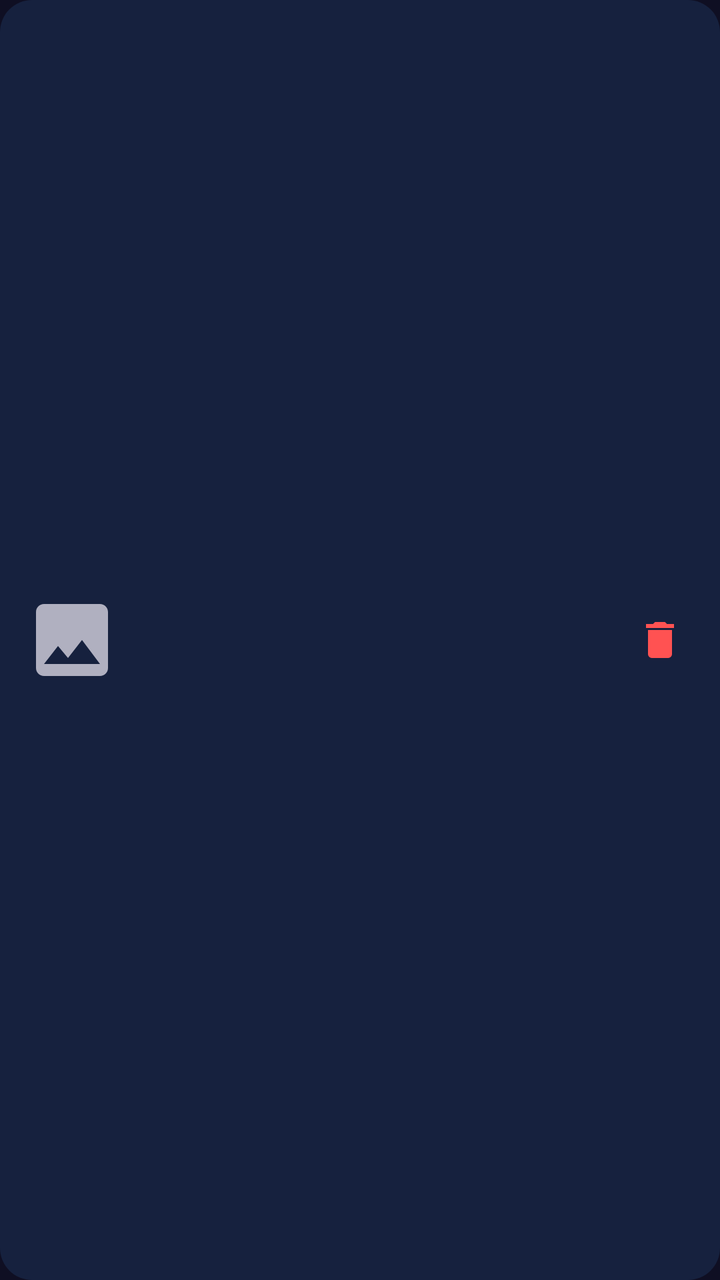
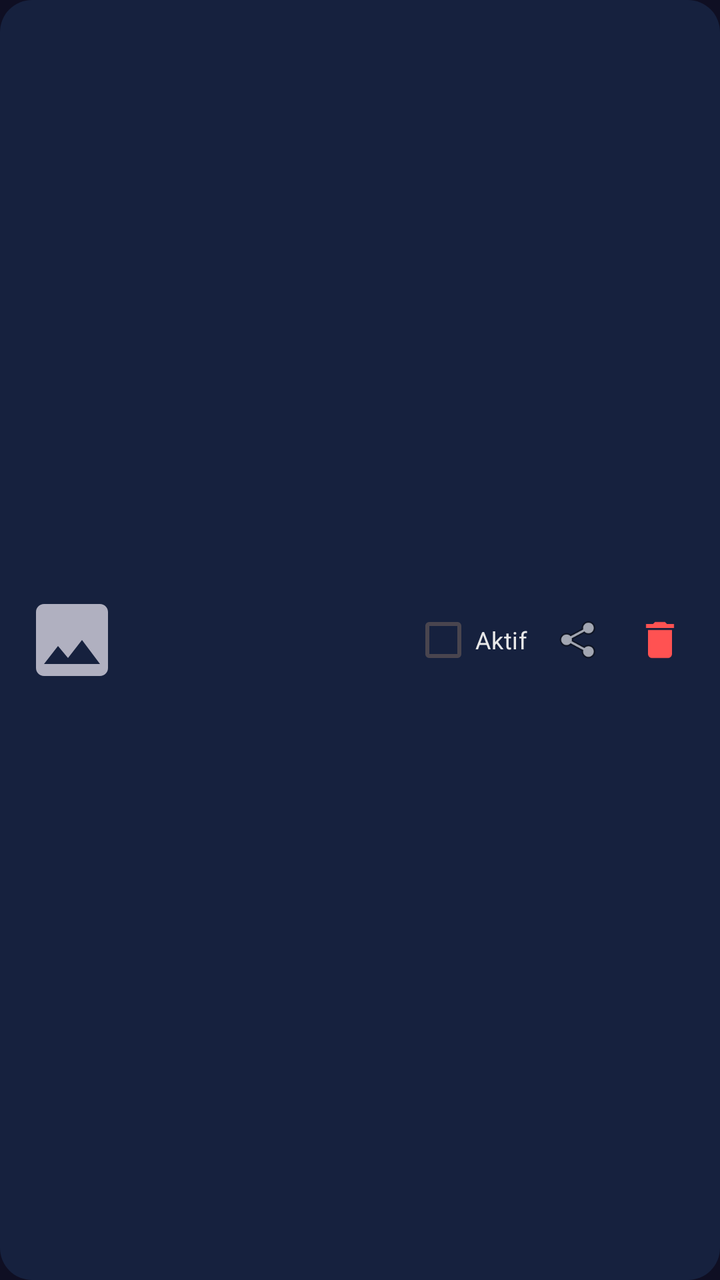

Two renders of the same Android screen: before a commit and after it. Below are the layout's source before the change and the commit's diff.
<!-- AndroidManifest.xml: application theme Theme.StatusBarCompanion -->
<!-- res/layout/item_character.xml -->
<?xml version="1.0" encoding="utf-8"?>
<LinearLayout
    xmlns:android="http://schemas.android.com/apk/res/android"
    android:layout_width="match_parent"
    android:layout_height="wrap_content"
    android:background="@drawable/rounded_card_bg"
    android:orientation="horizontal"
    android:padding="12dp"
    android:gravity="center_vertical"
    android:layout_marginBottom="8dp">

    
    <ImageView
        android:id="@+id/img_character"
        android:layout_width="48dp"
        android:layout_height="48dp"
        android:scaleType="fitCenter"
        android:src="@drawable/ic_image"
        android:contentDescription="Character image"
        android:layout_marginEnd="12dp" />

    
    <LinearLayout
        android:layout_width="0dp"
        android:layout_height="wrap_content"
        android:layout_weight="1"
        android:orientation="vertical">

        <TextView
            android:id="@+id/txt_character_name"
            android:layout_width="wrap_content"
            android:layout_height="wrap_content"
            android:textColor="@color/on_surface"
            android:textSize="15sp"
            android:textStyle="bold"
            android:maxLines="1"
            android:ellipsize="end" />

        <TextView
            android:id="@+id/txt_character_status"
            android:layout_width="wrap_content"
            android:layout_height="wrap_content"
            android:textColor="@color/text_secondary"
            android:textSize="12sp"
            android:layout_marginTop="2dp" />
    </LinearLayout>

    
    <TextView
        android:id="@+id/badge_active"
        android:layout_width="wrap_content"
        android:layout_height="wrap_content"
        android:text="@string/label_active"
        android:textColor="@color/accent_green"
        android:textSize="11sp"
        android:textStyle="bold"
        android:background="@drawable/rounded_input_bg"
        android:paddingHorizontal="8dp"
        android:paddingVertical="4dp"
        android:visibility="gone"
        android:layout_marginEnd="8dp" />

    
    <ImageView
        android:id="@+id/btn_delete"
        android:layout_width="36dp"
        android:layout_height="36dp"
        android:src="@drawable/ic_delete"
        android:contentDescription="Delete character"
        android:padding="6dp"
        android:background="?attr/selectableItemBackgroundBorderless" />

</LinearLayout>
<!-- resources referenced by this layout -->
<resources>
  <color name="accent_green">#FF00E676</color>
  <color name="on_surface">#FFE8E8E8</color>
  <color name="text_secondary">#FFB0B0C0</color>
  <!-- drawable ic_delete (drawable) -->
  <?xml version="1.0" encoding="utf-8"?>
  <vector xmlns:android="http://schemas.android.com/apk/res/android"
      android:width="24dp"
      android:height="24dp"
      android:viewportWidth="24"
      android:viewportHeight="24">
      <path
          android:fillColor="#FFFF5252"
          android:pathData="M6,19c0,1.1 0.9,2 2,2h8c1.1,0 2,-0.9 2,-2V7H6v12zM19,4h-3.5l-1,-1h-5l-1,1H5v2h14V4z" />
  </vector>
  <!-- drawable ic_image (drawable) -->
  <?xml version="1.0" encoding="utf-8"?>
  <vector xmlns:android="http://schemas.android.com/apk/res/android"
      android:width="24dp"
      android:height="24dp"
      android:viewportWidth="24"
      android:viewportHeight="24">
      <path
          android:fillColor="#FFB0B0C0"
          android:pathData="M21,19V5c0,-1.1 -0.9,-2 -2,-2H5c-1.1,0 -2,0.9 -2,2v14c0,1.1 0.9,2 2,2h14c1.1,0 2,-0.9 2,-2zM8.5,13.5l2.5,3.01L14.5,12l4.5,6H5l3.5,-4.5z" />
  </vector>
  <!-- drawable rounded_card_bg (drawable) -->
  <?xml version="1.0" encoding="utf-8"?>
  <shape xmlns:android="http://schemas.android.com/apk/res/android"
      android:shape="rectangle">
      <solid android:color="@color/surface_card" />
      <corners android:radius="16dp" />
  </shape>
  <!-- drawable rounded_input_bg (drawable) -->
  <?xml version="1.0" encoding="utf-8"?>
  <shape xmlns:android="http://schemas.android.com/apk/res/android"
      android:shape="rectangle">
      <solid android:color="#FF0D1B2A" />
      <stroke android:width="1dp" android:color="@color/divider" />
      <corners android:radius="12dp" />
  </shape>
  <string name="label_active">Active</string>
  <style name="Theme.StatusBarCompanion" parent="Theme.Material3.DayNight.NoActionBar">
          <item name="colorPrimary">@color/primary</item>
          <item name="colorOnPrimary">@color/on_primary</item>
          <item name="colorPrimaryContainer">@color/primary_variant</item>
          <item name="colorSecondary">@color/secondary</item>
          <item name="colorOnSecondary">@color/on_secondary</item>
          <item name="colorSecondaryContainer">@color/secondary_variant</item>
          <item name="android:statusBarColor">@color/surface_dark</item>
          <item name="android:navigationBarColor">@color/surface_dark</item>
          <item name="android:windowBackground">@color/background_dark</item>
      </style>
  <color name="surface_card">#FF16213E</color>
  <color name="divider">#33FFFFFF</color>
  <color name="primary">#FF6C63FF</color>
  <color name="on_primary">#FFFFFFFF</color>
  <color name="primary_variant">#FF5A52E0</color>
  <color name="secondary">#FFFF6B9D</color>
  <color name="on_secondary">#FFFFFFFF</color>
  <color name="secondary_variant">#FFE05585</color>
  <color name="surface_dark">#FF1A1A2E</color>
  <color name="background_dark">#FF0F0F23</color>
</resources>

<!-- the commit's change to res/layout/item_character.xml (unified diff, before → after) -->
@@ -46,19 +46,25 @@
     </LinearLayout>
 
     
-    <TextView
-        android:id="@+id/badge_active"
+    <CheckBox
+        android:id="@+id/checkbox_active"
         android:layout_width="wrap_content"
         android:layout_height="wrap_content"
-        android:text="@string/label_active"
-        android:textColor="@color/accent_green"
-        android:textSize="11sp"
-        android:textStyle="bold"
-        android:background="@drawable/rounded_input_bg"
-        android:paddingHorizontal="8dp"
-        android:paddingVertical="4dp"
-        android:visibility="gone"
+        android:text="Aktif"
+        android:textColor="@color/on_surface"
+        android:textSize="12sp"
         android:layout_marginEnd="8dp" />
+
+    
+    <ImageView
+        android:id="@+id/btn_export"
+        android:layout_width="36dp"
+        android:layout_height="36dp"
+        android:src="@android:drawable/ic_menu_share"
+        android:contentDescription="Export character"
+        android:padding="6dp"
+        android:background="?attr/selectableItemBackgroundBorderless"
+        android:layout_marginEnd="4dp" />
 
     
     <ImageView
<!-- resource entries referenced after the edit -->
@@ -1,6 +1,5 @@
 <!-- resources referenced by this layout -->
 <resources>
-  <color name="accent_green">#FF00E676</color>
   <color name="on_surface">#FFE8E8E8</color>
   <color name="text_secondary">#FFB0B0C0</color>
   <!-- drawable ic_delete (drawable) -->
@@ -32,15 +31,6 @@
       <solid android:color="@color/surface_card" />
       <corners android:radius="16dp" />
   </shape>
-  <!-- drawable rounded_input_bg (drawable) -->
-  <?xml version="1.0" encoding="utf-8"?>
-  <shape xmlns:android="http://schemas.android.com/apk/res/android"
-      android:shape="rectangle">
-      <solid android:color="#FF0D1B2A" />
-      <stroke android:width="1dp" android:color="@color/divider" />
-      <corners android:radius="12dp" />
-  </shape>
-  <string name="label_active">Active</string>
   <style name="Theme.StatusBarCompanion" parent="Theme.Material3.DayNight.NoActionBar">
           <item name="colorPrimary">@color/primary</item>
           <item name="colorOnPrimary">@color/on_primary</item>
@@ -53,7 +43,6 @@
           <item name="android:windowBackground">@color/background_dark</item>
       </style>
   <color name="surface_card">#FF16213E</color>
-  <color name="divider">#33FFFFFF</color>
   <color name="primary">#FF6C63FF</color>
   <color name="on_primary">#FFFFFFFF</color>
   <color name="primary_variant">#FF5A52E0</color>
